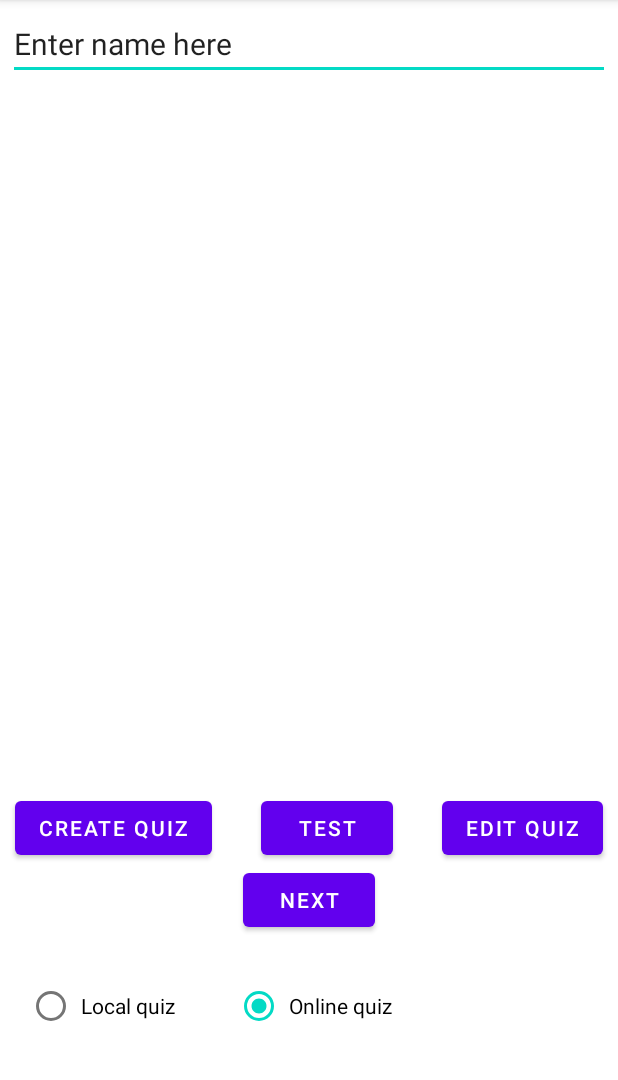
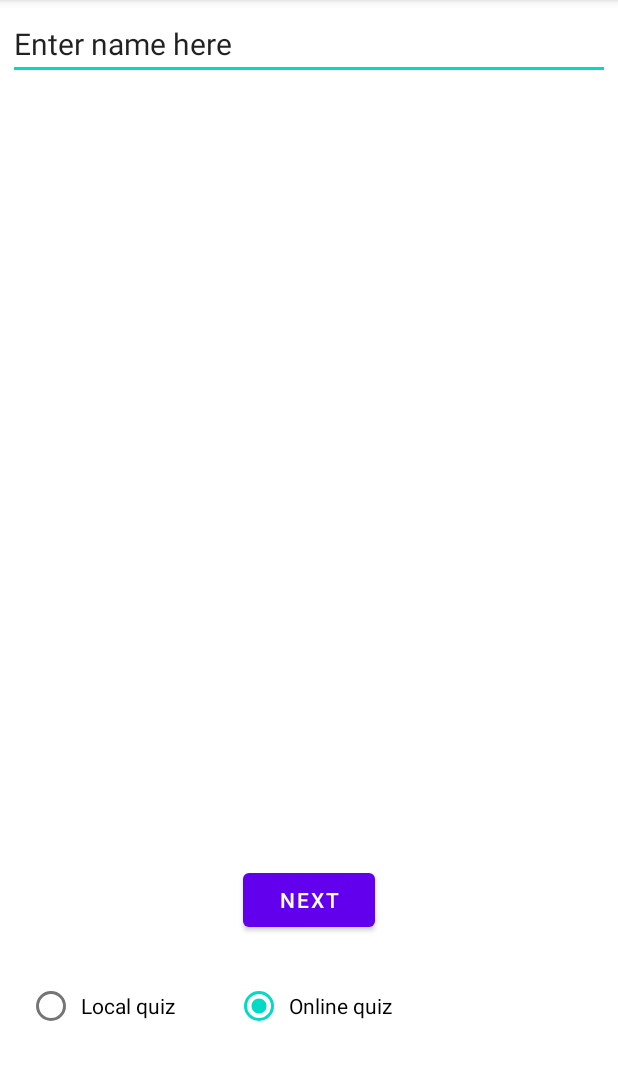
Before and after one commit to Mohammedwich/QuizProgram, an Android app: the screen it shows after launch (MainActivity), after a tap on "Online quiz", on a phone screen of 412 x 824 dp, the part 84-1164 px from its top. Run offline under Robolectric (Android 15) with nearby library versions, the phone set to English and light mode, and no system bars.

Commit message:
Made professor buttons appear/disappear based on player name. Cleaned up debug code

```diff
--- a/app/src/main/java/com/example/quizprogram/MainActivity.java
+++ b/app/src/main/java/com/example/quizprogram/MainActivity.java
@@ -19,7 +19,10 @@ import android.content.Intent;
 import android.graphics.Color;
 import android.os.AsyncTask;
 import android.os.Bundle;
+import android.text.Editable;
+import android.text.TextWatcher;
 import android.view.View;
+import android.widget.Button;
 import android.widget.EditText;
 import android.widget.RadioButton;
 import android.widget.TextView;
@@ -67,6 +70,8 @@ public class MainActivity extends AppCompatActivity
     RadioButton currentlySelectedRadioButton;
     RadioButton localRadioButton;
     RadioButton onlineRadioButton;
+    Button createQuizButton;
+    Button editQuizButton;
 
     GetQuizDirectoriesTask getQuizDirectoriesTask;
     GetOnlineQuizzesTask getOnlineQuizzesTask;
@@ -87,6 +92,11 @@ public class MainActivity extends AppCompatActivity
 
         playerNameEditText = findViewById(R.id.PlayerName);
         aRecyclerView = findViewById(R.id.rvQuizTitlesID);
+        createQuizButton = findViewById(R.id.createQuizButtonID);
+        editQuizButton = findViewById(R.id.editQuizButtonID);
+
+        playerNameEditText.addTextChangedListener(new PlayerNameWatcher());
+        hideProfessorButtons();
 
         theFileDir = getFilesDir();
 
@@ -147,6 +157,19 @@ public class MainActivity extends AppCompatActivity
         currentlySelectedRadioButton = localRadioButton;
 
     } // onCreate end
+
+
+    public void showProfessorButtons()
+    {
+        createQuizButton.setVisibility(View.VISIBLE);
+        editQuizButton.setVisibility(View.VISIBLE);
+    }
+
+    public void hideProfessorButtons()
+    {
+        createQuizButton.setVisibility(View.INVISIBLE);
+        editQuizButton.setVisibility(View.INVISIBLE);
+    }
 
     //Takes a txt quiz file and returns a quiz object that has a title and contains question objects
     public Quiz extractQuiz(File quizFile) throws FileNotFoundException
@@ -395,26 +418,14 @@ public class MainActivity extends AppCompatActivity
         }
     }
 
-    //TODO: make buttons vanish if name not professor
     public void createQuiz(View view)
     {
-        String theName = playerNameEditText.getText().toString();
+        Intent intentObject = new Intent(this, CreateEditQuiz.class);
 
-        //TODO: enable this line later
-        //if(theName.equalsIgnoreCase("professor") == true)
-        if(true)
-        {
-            Intent intentObject = new Intent(this, CreateEditQuiz.class);
+        //mode will be create or edit which affects CreateEditQuiz screen's behavior
+        intentObject.putExtra("mode", "create");
 
-            //mode will be create or edit which affects CreateEditQuiz screen's behavior
-            intentObject.putExtra("mode", "create");
-
-            startActivity(intentObject);
-        }
-        else
-        {
-            System.out.println("Name is not professor and this button should be hidden");
-        }
+        startActivity(intentObject);
     }
 
     public void editQuiz(View view)
@@ -423,8 +434,6 @@ public class MainActivity extends AppCompatActivity
 
         if (currentlySelectedRadioButton == localRadioButton)
         {
-            //TODO: enable this line later
-            //if(theName.equalsIgnoreCase("professor") == true && selectedQuiz.equals("") == false)
             if(selectedQuiz.equals("") == false)
             {
                 Quiz quizToLoad = new Quiz();
@@ -452,27 +461,13 @@ public class MainActivity extends AppCompatActivity
             }
             else
             {
-                System.out.println("Name is not professor or no quiz selected and this button should be hidden");
+                System.out.println("No quiz selected");
                 Toast.makeText(MainActivity.this, "No quiz selected", Toast.LENGTH_LONG).show();
             }
         }
         else {
             Toast.makeText(MainActivity.this, "Cannot edit quiz in online mode", Toast.LENGTH_LONG).show();
         }
-    }
-
-    //TODO: debug code. Remove later
-    public void runTest(View view)
-    {
-        System.out.println("Filedir: " + theFileDir);
-        if (oldSelectedQuizPosition >= 0)
-        {
-            System.out.println("file array: " + arrayOfQuizFiles[oldSelectedQuizPosition]);
-        }
-        else {
-            System.out.println("invalid index");
-        }
-        System.out.println("selected quiz: " + selectedQuiz);
     }
 
     public void radioClick(View view)
@@ -835,5 +830,34 @@ public class MainActivity extends AppCompatActivity
             //layout managers lets us set a layout and control how it works like when to recycle and other stuff
             aRecyclerView.setLayoutManager(new LinearLayoutManager(context));
         }
+    } //Task class end
+
+    //will be used to watch player name. If it becomes "Professor", new buttons appear
+    private class PlayerNameWatcher implements TextWatcher
+    {
+        @Override
+        public void beforeTextChanged(CharSequence s, int start, int count, int after)
+        {
+
+        }
+
+        @Override
+        public void onTextChanged(CharSequence s, int start, int before, int count)
+        {
+
+        }
+
+        @Override
+        public void afterTextChanged(Editable s)
+        {
+            if(playerNameEditText.getText().toString().equalsIgnoreCase("Professor") == true)
+            {
+                showProfessorButtons();
+            }
+            else {
+                hideProfessorButtons();
+            }
+
+        }
     }
 }
--- a/app/src/main/res/layout/activity_main.xml
+++ b/app/src/main/res/layout/activity_main.xml
@@ -80,8 +80,7 @@
         android:layout_marginLeft="10dp"
         android:onClick="createQuiz"
         app:layout_constraintLeft_toLeftOf="parent"
-        app:layout_constraintBottom_toTopOf="@id/NextButton"
-        tools:layout_editor_absoluteY="479dp" />
+        app:layout_constraintBottom_toTopOf="@id/NextButton" />
 
     <Button
         android:id="@+id/editQuizButtonID"
@@ -91,17 +90,6 @@
         android:layout_marginRight="10dp"
         android:onClick="editQuiz"
         app:layout_constraintRight_toRightOf="parent"
-        app:layout_constraintBottom_toTopOf="@id/NextButton"
-        tools:layout_editor_absoluteY="479dp" />
-
-    <Button
-        android:id="@+id/testButtonID"
-        android:layout_width="wrap_content"
-        android:layout_height="wrap_content"
-        android:text="Test"
-        android:onClick="runTest"
-        app:layout_constraintLeft_toRightOf="@id/createQuizButtonID"
-        app:layout_constraintRight_toLeftOf="@id/editQuizButtonID"
         app:layout_constraintBottom_toTopOf="@id/NextButton" />
 
 </androidx.constraintlayout.widget.ConstraintLayout>
```
Also changed, not shown: app/src/main/java/com/example/quizprogram/CreateEditQuiz.java (+0 -7 lines), app/src/main/res/layout/activity_create_edit_quiz.xml (+0 -12 lines).
